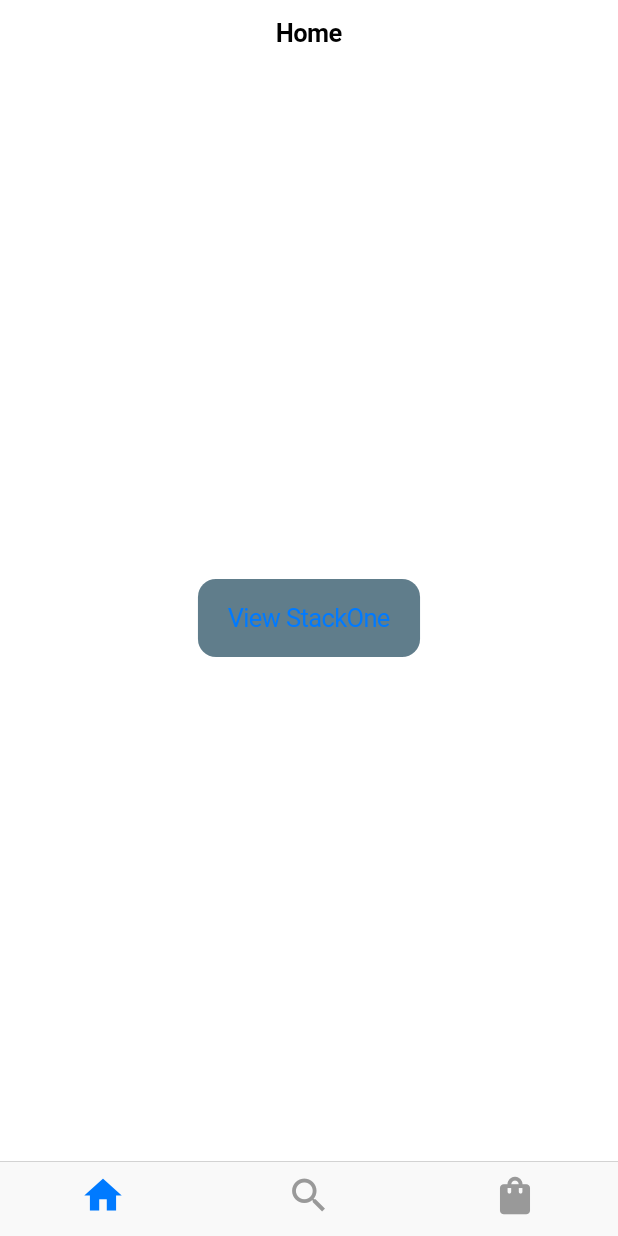
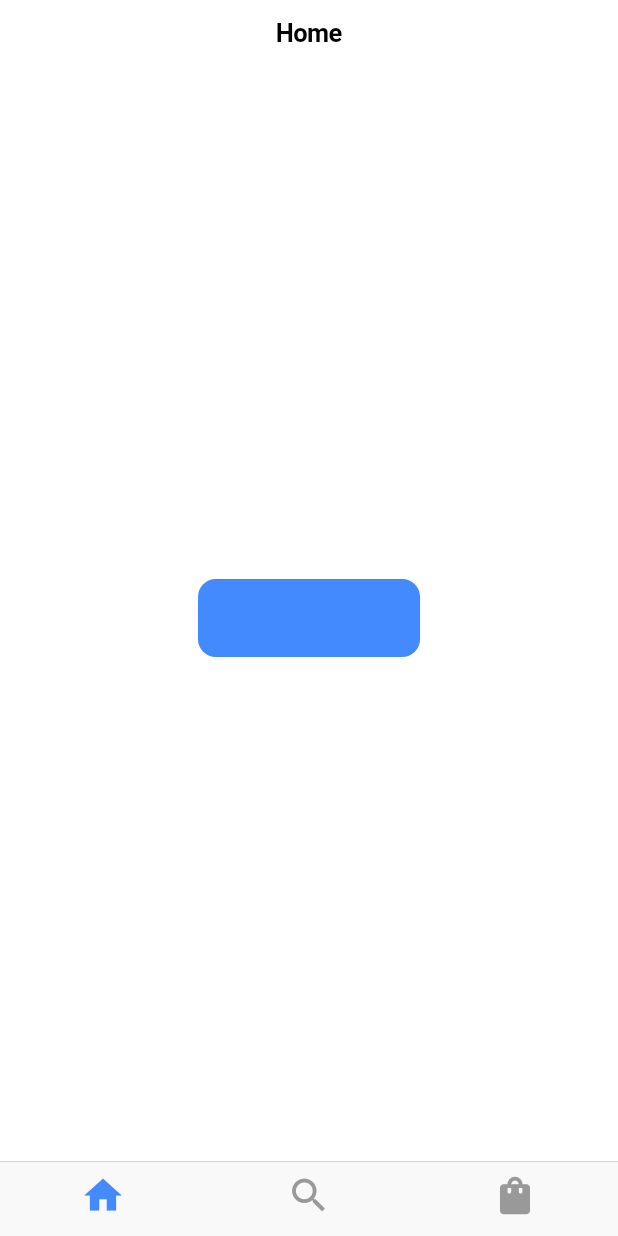
Before and after one commit to alessandrocataldi/flutter_stack_navigator, a Flutter app: the screen it shows after launch, on a phone screen of 412 x 824 dp. Run offline on Flutter 3.47's test engine with Material 2 defaults, Android fonts, the phone set to English and light mode, and no system bars.

Commit message:
fix color and more

```diff
--- a/lib/main.dart
+++ b/lib/main.dart
@@ -17,6 +17,9 @@ class _AppState extends State<App> {
     return CupertinoApp(
       debugShowCheckedModeBanner: false,
       title: "Flutter Stack Navigator",
+      theme: CupertinoThemeData(
+        primaryColor: Colors.blueAccent,
+      ),
       home: ScaffoldMain(),
     );
   }
@@ -99,12 +102,12 @@ class Home extends StatelessWidget {
       ),
       child: Center(
         child: CupertinoButton(
-          color: Colors.blueGrey,
+          color: Colors.blueAccent,
           child: Text("View StackOne"),
           onPressed: () {
             Navigator.push(
               context,
-              MaterialPageRoute(builder: (context) => StackOne()),
+              CupertinoPageRoute(builder: (context) => StackOne()),
             );
           },
         ),
@@ -127,12 +130,12 @@ class StackOne extends StatelessWidget {
       ),
       child: Center(
         child: CupertinoButton(
-          color: Colors.blueGrey,
+          color: Colors.blueAccent,
           child: Text("View StackTwo"),
           onPressed: () {
             Navigator.push(
               context,
-              MaterialPageRoute(builder: (context) => StackTwo()),
+              CupertinoPageRoute(builder: (context) => StackTwo()),
             );
           },
         ),
```
